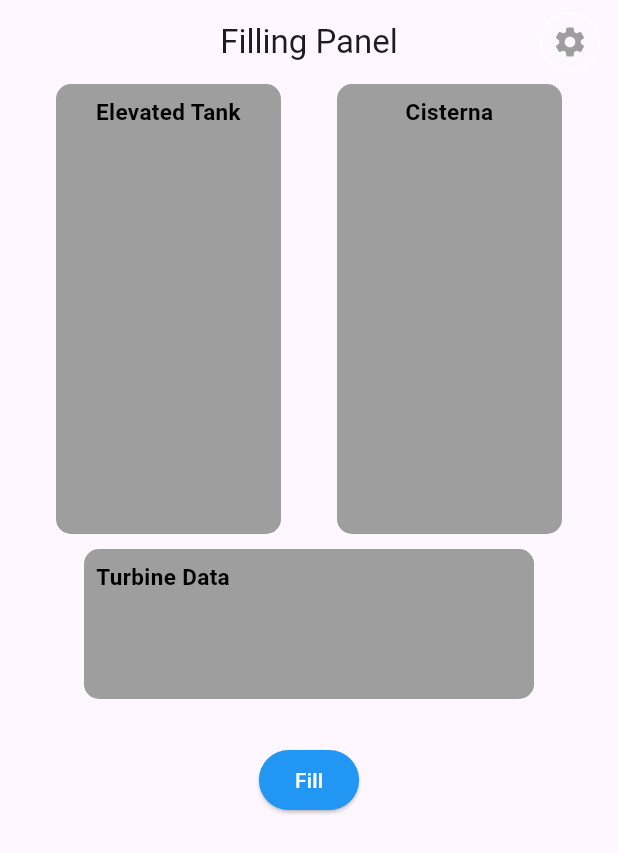
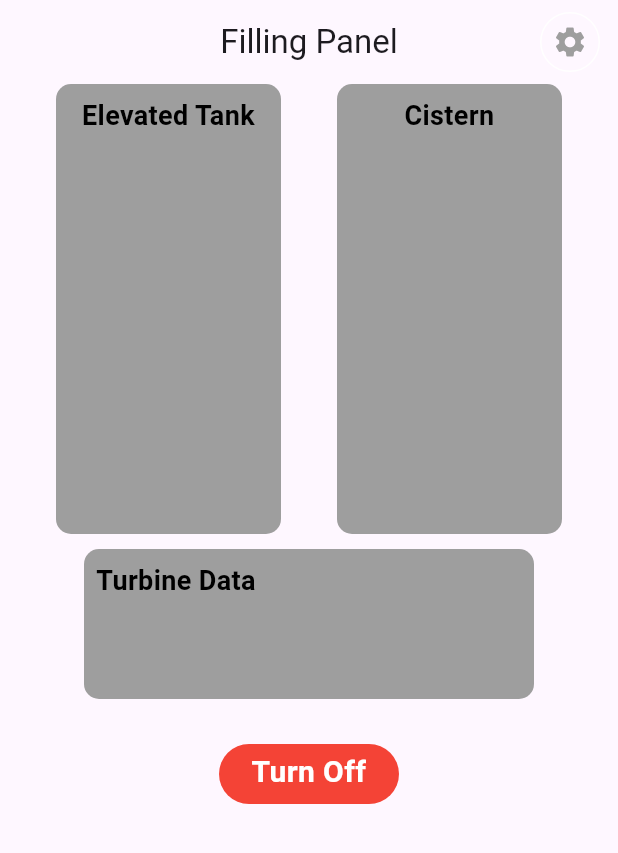
Before and after one commit to JoseYulier/SMART_HOME_COMMANDER, a Flutter app: the screen it shows after launch, after a tap on "Fill", on a phone screen of 412 x 824 dp. Shown: the top 853 px of the screen. Run offline on Flutter 3.47's test engine with Material 3 defaults, Android fonts, the phone set to English and light mode, and no system bars; missing offline and left inert: mqtt_client.

Commit message:
New button with state changes

```diff
--- a/lib/views/components/custom_button.dart
+++ b/lib/views/components/custom_button.dart
@@ -1,30 +1,4 @@
 import 'package:flutter/material.dart';
-
-class CustomButton extends StatelessWidget {
-  final String text;
-  final VoidCallback onPressed;
-  final Color color;
-  final TextStyle textStyle;
-
-  const CustomButton(
-      {super.key,
-      required this.text,
-      required this.onPressed,
-      this.color = Colors.blue,
-      this.textStyle = const TextStyle(color: Colors.white)});
-
-  @override
-  Widget build(BuildContext context) {
-    return ElevatedButton(
-      style: ElevatedButton.styleFrom(backgroundColor: color),
-      onPressed: onPressed,
-      child: Text(
-        text,
-        style: textStyle,
-      ),
-    );
-  }
-}
 
 class CustomStatefulButton extends StatefulWidget {
   final String text;
@@ -66,3 +40,49 @@ class _CustomStatefulButtonState extends State<CustomStatefulButton> {
     );
   }
 }
+
+class CustomButtonFul extends StatefulWidget {
+  final VoidCallback onPressed;
+  const CustomButtonFul({super.key, required this.onPressed});
+
+  @override
+  CustomButtonFulState createState() => CustomButtonFulState();
+}
+
+class CustomButtonFulState extends State<CustomButtonFul> {
+  bool _isPressed = false;
+
+  void _onPressed() {
+    setState(() {
+      _isPressed = !_isPressed;
+    });
+    widget.onPressed();
+  }
+
+  @override
+  Widget build(BuildContext context) {
+    return GestureDetector(
+      onTap: _onPressed,
+      child: Container(
+        width: 120,
+        height: 40,
+        decoration: BoxDecoration(
+          color: _isPressed ? Colors.red : Colors.green,
+          borderRadius: BorderRadius.circular(20),
+        ),
+        child: Padding(
+          padding: const EdgeInsets.all(4.0),
+          child: Text(
+            textAlign: TextAlign.center,
+            _isPressed ? 'Turn Off' : 'Fill',
+            style: const TextStyle(
+              color: Colors.white,
+              fontSize: 20,
+              fontWeight: FontWeight.bold,
+            ),
+          ),
+        ),
+      ),
+    );
+  }
+}
--- a/lib/views/screens/home_page.dart
+++ b/lib/views/screens/home_page.dart
@@ -54,7 +54,7 @@ class HomePage extends StatelessWidget {
                     'Elevated Tank',
                     textAlign: TextAlign.center,
                     style: TextStyle(
-                        fontSize: 15,
+                        fontSize: 18,
                         color: Colors.black,
                         fontWeight: FontWeight.bold),
                   ),
@@ -70,10 +70,10 @@ class HomePage extends StatelessWidget {
                 child: const Padding(
                   padding: EdgeInsets.all(8.0),
                   child: Text(
-                    'Cisterna',
+                    'Cistern',
                     textAlign: TextAlign.center,
                     style: TextStyle(
-                        fontSize: 15,
+                        fontSize: 18,
                         color: Colors.black,
                         fontWeight: FontWeight.bold),
                   ),
@@ -95,14 +95,16 @@ class HomePage extends StatelessWidget {
                 'Turbine Data',
                 textAlign: TextAlign.left,
                 style: TextStyle(
-                    fontSize: 15,
+                    fontSize: 18,
                     color: Colors.black,
                     fontWeight: FontWeight.bold),
               ),
             ),
           ),
           const SizedBox(height: 30),
-          CustomStatefulButton(text: 'Fill', onPressed: () {}),
+          CustomButtonFul(
+            onPressed: () {},
+          ),
         ],
       ),
     );
```
Also changed, not shown: lib/views/components/textfield_imput.dart (+3 -13 lines), lib/views/screens/settings_page.dart (+10 -0 lines).
